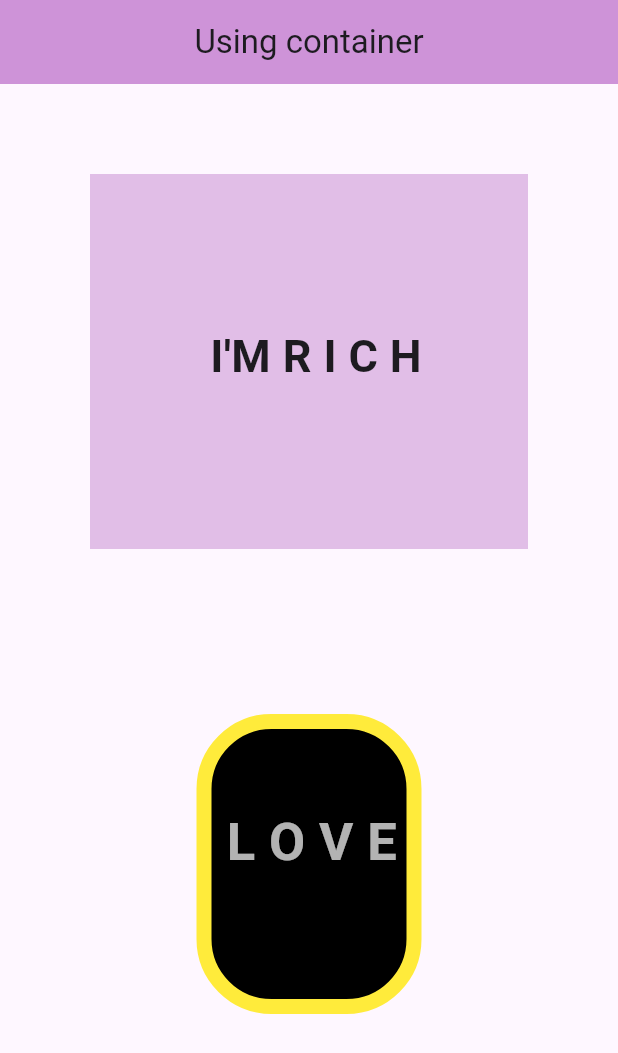
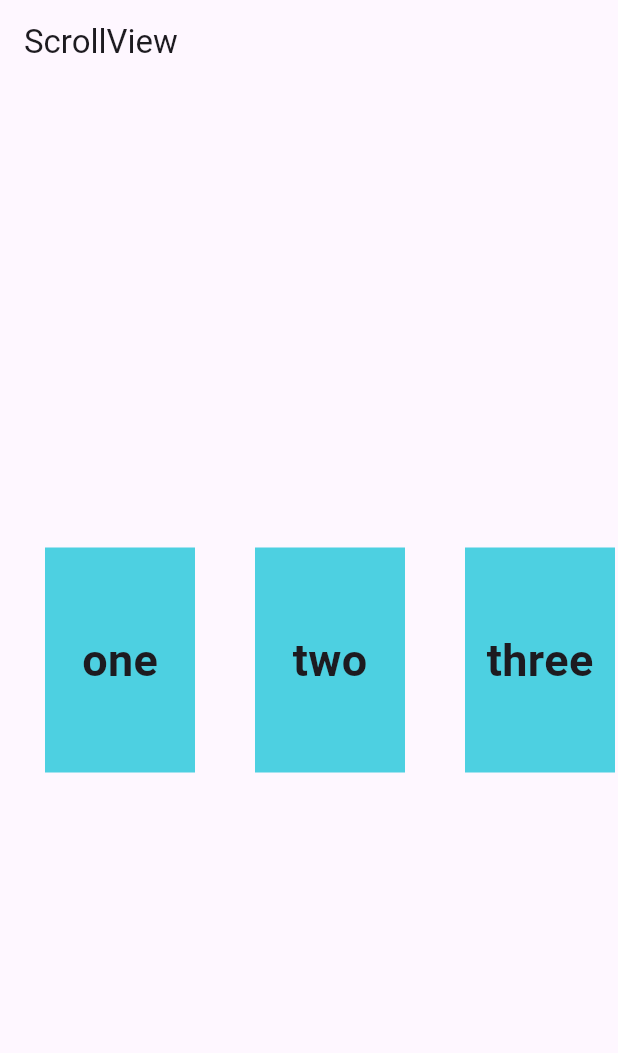
Before and after one commit to Ohkeroro/flutter_sample, a Flutter app: the screen it shows after launch, on a phone screen of 412 x 824 dp. Shown: the top 1053 px of the screen. Run offline on Flutter 3.47's test engine with Material 3 defaults, Android fonts, the phone set to English and light mode, and no system bars.

Commit message:
third commit

```diff
--- a/flutter_sample/lib/main.dart
+++ b/flutter_sample/lib/main.dart
@@ -1,5 +1,6 @@
 import 'package:flutter/material.dart';
 import 'package:flutter_sample/my_container.dart';
+import 'package:flutter_sample/my_scroll.dart';
 
 void main() {
   runApp(const MainApp());
@@ -13,7 +14,7 @@ class MainApp extends StatelessWidget {
     return const MaterialApp(
       debugShowCheckedModeBanner: false,
       title: 'My flutter sample',
-      home: MyContainer()
+      home: MyScrollView()
     );
   }
 }
--- /dev/null
+++ b/flutter_sample/lib/my_scroll.dart
@@ -0,0 +1,40 @@
+import 'package:flutter/material.dart';
+
+class MyScrollView extends StatelessWidget {
+  const MyScrollView({super.key});
+
+  @override
+  Widget build(BuildContext context) {
+    return Scaffold(
+      appBar: AppBar(
+        title: const Text('ScrollView'),
+      ),
+      body: SingleChildScrollView(
+        scrollDirection: Axis.horizontal,
+        padding: const EdgeInsets.all(10),
+        child: Center(
+          child: Row(
+            children: [
+              boxContainer('one'),
+              boxContainer('two'),
+              boxContainer('three'),
+              boxContainer('four'),
+              boxContainer('five'),
+              boxContainer('six'),
+              boxContainer('seven'),
+            ],
+          ),
+        ),
+      ),
+    );
+  }
+  Widget boxContainer(String txt) => Container(
+    width: 100,
+    height: 150,
+    color: Colors.cyan.shade300 ,
+    margin: const EdgeInsets.all(20),
+    alignment: Alignment.center,
+    child: Text(txt, style: const TextStyle(fontSize: 30,fontWeight: FontWeight.bold),),
+  );
+
+}
```
